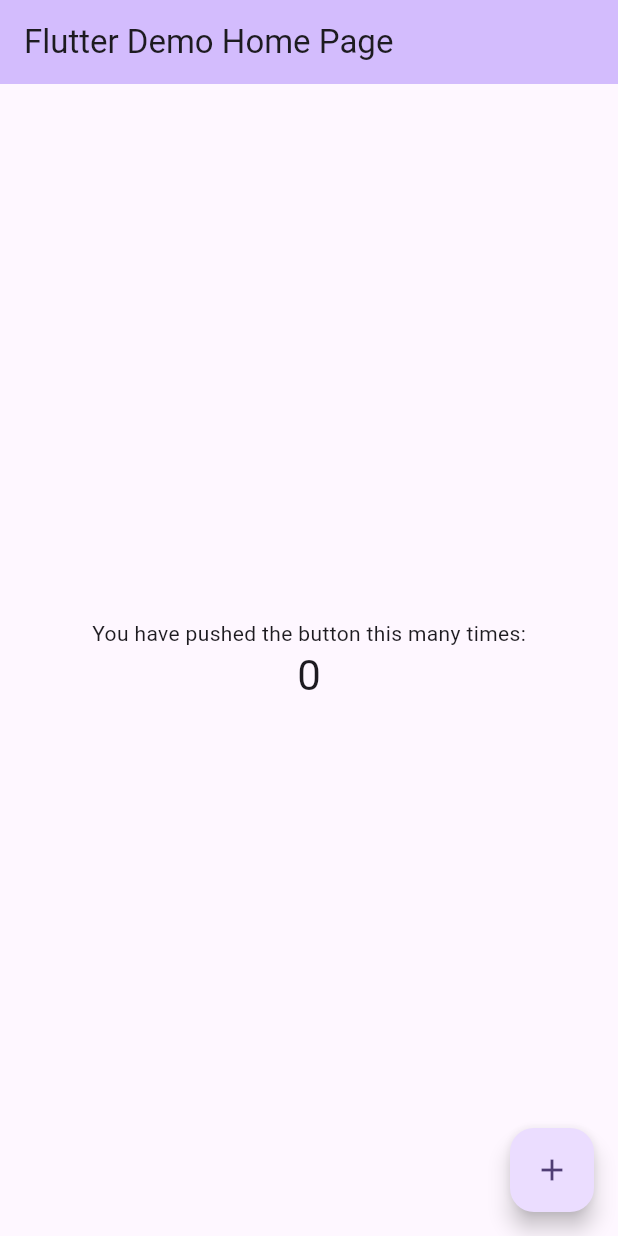
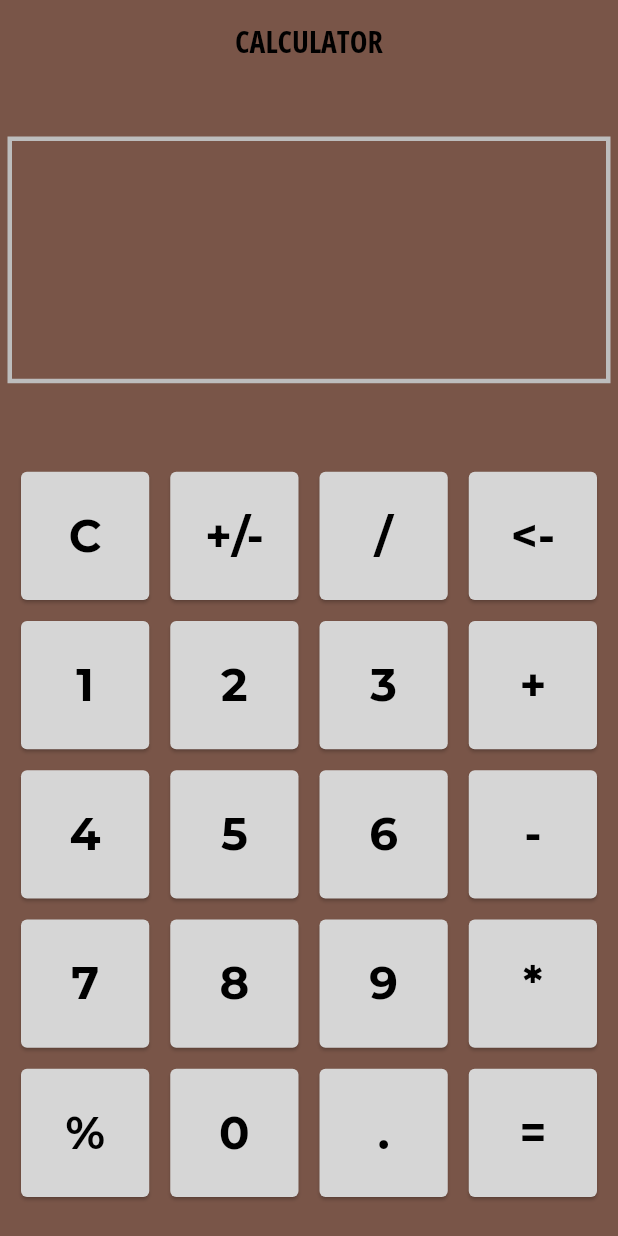
Before and after one commit to Nakiita/Calculator-flutter, a Flutter app: the screen it shows after launch, on a phone screen of 412 x 824 dp. Run offline on Flutter 3.47's test engine with Material 3 defaults, Android fonts, the phone set to English and light mode, and no system bars; our stand-ins replace math_expressions.

Commit message:
Calculator done

```diff
--- /dev/null
+++ b/lib/core/app.dart
@@ -0,0 +1,18 @@
+import 'package:calculator/core/routes/app_routes.dart';
+import 'package:calculator/themes/theme.dart';
+import 'package:flutter/material.dart';
+
+class App extends StatelessWidget {
+  const App({super.key});
+
+  @override
+  Widget build(BuildContext context) {
+    return MaterialApp(
+      debugShowCheckedModeBanner: false,
+      title: 'Calculator',
+      theme: getApplicationTheme(),
+      initialRoute: AppRoute.calculatorRoute,
+      routes: AppRoute.getApplicationRoute(),
+    );
+  }
+}
--- /dev/null
+++ b/lib/core/common/buttons_view.dart
@@ -0,0 +1,35 @@
+import 'package:flutter/material.dart';
+
+class ButtonsView extends StatelessWidget {
+  final String buttonText;
+  final Function buttonTapped;
+
+  const ButtonsView({
+    super.key,
+    required this.buttonText,
+    required this.buttonTapped,
+  });
+
+  @override
+  Widget build(BuildContext context) {
+    return InkWell(
+      onTap: () {
+        buttonTapped();
+      },
+      borderRadius: BorderRadius.circular(10.0),
+      child: Card(
+        color: Colors.grey[350],
+        child: Center(
+          child: Text(
+            buttonText,
+            style: const TextStyle(
+              fontSize: 30,
+              fontWeight: FontWeight.bold,
+              color: Colors.black,
+            ),
+          ),
+        ),
+      ), // Optional: Set border radius
+    );
+  }
+}
--- /dev/null
+++ b/lib/core/routes/app_routes.dart
@@ -0,0 +1,17 @@
+
+
+import 'package:calculator/view/calculator_view.dart';
+
+class AppRoute {
+  AppRoute._();
+
+  static String calculatorRoute = '/';
+
+
+  static getApplicationRoute() {
+    return {
+      calculatorRoute: (context) => const CalculatorView(),
+
+    };
+  }
+}
--- a/lib/main.dart
+++ b/lib/main.dart
@@ -1,125 +1,8 @@
+import 'package:calculator/core/app.dart';
 import 'package:flutter/material.dart';
 
 void main() {
-  runApp(const MyApp());
+  runApp(
+    const App(),
+  );
 }
-
-class MyApp extends StatelessWidget {
-  const MyApp({super.key});
-
-  // This widget is the root of your application.
-  @override
-  Widget build(BuildContext context) {
-    return MaterialApp(
-      title: 'Flutter Demo',
-      theme: ThemeData(
-        // This is the theme of your application.
-        //
-        // TRY THIS: Try running your application with "flutter run". You'll see
-        // the application has a purple toolbar. Then, without quitting the app,
-        // try changing the seedColor in the colorScheme below to Colors.green
-        // and then invoke "hot reload" (save your changes or press the "hot
-        // reload" button in a Flutter-supported IDE, or press "r" if you used
-        // the command line to start the app).
-        //
-        // Notice that the counter didn't reset back to zero; the application
-        // state is not lost during the reload. To reset the state, use hot
-        // restart instead.
-        //
-        // This works for code too, not just values: Most code changes can be
-        // tested with just a hot reload.
-        colorScheme: ColorScheme.fromSeed(seedColor: Colors.deepPurple),
-        useMaterial3: true,
-      ),
-      home: const MyHomePage(title: 'Flutter Demo Home Page'),
-    );
-  }
-}
-
-class MyHomePage extends StatefulWidget {
-  const MyHomePage({super.key, required this.title});
-
-  // This widget is the home page of your application. It is stateful, meaning
-  // that it has a State object (defined below) that contains fields that affect
-  // how it looks.
-
-  // This class is the configuration for the state. It holds the values (in this
-  // case the title) provided by the parent (in this case the App widget) and
-  // used by the build method of the State. Fields in a Widget subclass are
-  // always marked "final".
-
-  final String title;
-
-  @override
-  State<MyHomePage> createState() => _MyHomePageState();
-}
-
-class _MyHomePageState extends State<MyHomePage> {
-  int _counter = 0;
-
-  void _incrementCounter() {
-    setState(() {
-      // This call to setState tells the Flutter framework that something has
-      // changed in this State, which causes it to rerun the build method below
-      // so that the display can reflect the updated values. If we changed
-      // _counter without calling setState(), then the build method would not be
-      // called again, and so nothing would appear to happen.
-      _counter++;
-    });
-  }
-
-  @override
-  Widget build(BuildContext context) {
-    // This method is rerun every time setState is called, for instance as done
-    // by the _incrementCounter method above.
-    //
-    // The Flutter framework has been optimized to make rerunning build methods
-    // fast, so that you can just rebuild anything that needs updating rather
-    // than having to individually change instances of widgets.
-    return Scaffold(
-      appBar: AppBar(
-        // TRY THIS: Try changing the color here to a specific color (to
-        // Colors.amber, perhaps?) and trigger a hot reload to see the AppBar
-        // change color while the other colors stay the same.
-        backgroundColor: Theme.of(context).colorScheme.inversePrimary,
-        // Here we take the value from the MyHomePage object that was created by
-        // the App.build method, and use it to set our appbar title.
-        title: Text(widget.title),
-      ),
-      body: Center(
-        // Center is a layout widget. It takes a single child and positions it
-        // in the middle of the parent.
-        child: Column(
-          // Column is also a layout widget. It takes a list of children and
-          // arranges them vertically. By default, it sizes itself to fit its
-          // children horizontally, and tries to be as tall as its parent.
-          //
-          // Column has various properties to control how it sizes itself and
-          // how it positions its children. Here we use mainAxisAlignment to
-          // center the children vertically; the main axis here is the vertical
-          // axis because Columns are vertical (the cross axis would be
-          // horizontal).
-          //
-          // TRY THIS: Invoke "debug painting" (choose the "Toggle Debug Paint"
-          // action in the IDE, or press "p" in the console), to see the
-          // wireframe for each widget.
-          mainAxisAlignment: MainAxisAlignment.center,
-          children: <Widget>[
-            const Text(
-              'You have pushed the button this many times:',
-            ),
-            Text(
-              '$_counter',
-              style: Theme.of(context).textTheme.headlineMedium,
-            ),
-          ],
-        ),
-      ),
-      floatingActionButton: FloatingActionButton(
-        onPressed: _incrementCounter,
-        tooltip: 'Increment',
-        child: const Icon(Icons.add),
-      ), // This trailing comma makes auto-formatting nicer for build methods.
-    );
-  }
-}
--- /dev/null
+++ b/lib/themes/theme.dart
@@ -0,0 +1,23 @@
+import 'package:flutter/material.dart';
+
+ThemeData getApplicationTheme() {
+  return ThemeData(
+    useMaterial3: false,
+    primarySwatch: Colors.brown,
+    scaffoldBackgroundColor: Colors.brown,
+    fontFamily: 'Montserrat-Bold',
+    elevatedButtonTheme: ElevatedButtonThemeData(
+      style: ElevatedButton.styleFrom(
+        textStyle: const TextStyle(
+            fontSize: 18,
+            color: Colors.red,
+            fontWeight: FontWeight.w500,
+            fontFamily: 'OpenSans_Condensed-Bold'),
+        backgroundColor: Colors.grey,
+        shape: RoundedRectangleBorder(
+          borderRadius: BorderRadius.circular(5),
+        ),
+      ),
+    ),
+  );
+}
--- /dev/null
+++ b/lib/view/calculator_view.dart
@@ -0,0 +1,195 @@
+import 'package:calculator/core/common/buttons_view.dart';
+import 'package:flutter/material.dart';
+import 'package:math_expressions/math_expressions.dart';
+
+class CalculatorView extends StatefulWidget {
+  const CalculatorView({super.key});
+
+  @override
+  State<CalculatorView> createState() => _CalculatorViewState();
+}
+
+class _CalculatorViewState extends State<CalculatorView> {
+  var userQuestion = '';
+  var result = '';
+
+  final List<String> buttons = [
+    'C',
+    '+/-',
+    '/',
+    '<-',
+    '1',
+    '2',
+    '3',
+    '+',
+    '4',
+    '5',
+    '6',
+    '-',
+    '7',
+    '8',
+    '9',
+    '*',
+    '%',
+    '0',
+    '.',
+    '=',
+  ];
+
+  @override
+  Widget build(BuildContext context) {
+    return Scaffold(
+      appBar: AppBar(
+        elevation: 0,
+        title: const Center(
+          child: Text(
+            'CALCULATOR',
+            style: TextStyle(
+                fontFamily: "OpenSans_Condensed-Bold", color: Colors.black),
+          ),
+        ),
+        automaticallyImplyLeading: false,
+      ),
+      body: Column(
+        children: [
+          const SizedBox(
+            height: 30,
+          ),
+          Expanded(
+            child: Padding(
+              padding: const EdgeInsets.all(5.0),
+              child: Container(
+                width: double.infinity,
+                decoration: BoxDecoration(
+                  border: Border.all(
+                    color: Colors.grey.shade400,
+                    width: 3.0,
+                  ),
+                ),
+                child: Column(
+                  mainAxisAlignment: MainAxisAlignment.center,
+                  children: [
+                    Container(
+                      alignment: Alignment.centerRight,
+                      margin: const EdgeInsets.only(right: 20),
+                      child: Text(
+                        userQuestion,
+                        style: const TextStyle(
+                          fontSize: 30,
+                          fontWeight: FontWeight.bold,
+                          color: Colors.black,
+                        ),
+                      ),
+                    ),
+                    Container(
+                      alignment: Alignment.centerRight,
+                      margin: const EdgeInsets.only(right: 20),
+                      child: Text(
+                        result,
+                        style: const TextStyle(
+                          fontSize: 35,
+                          fontWeight: FontWeight.bold,
+                          color: Colors.black,
+                        ),
+                      ),
+                    ),
+                  ],
+                ),
+              ),
+            ),
+          ),
+          const SizedBox(
+            height: 40,
+          ),
+          Expanded(
+            flex: 3,
+            child: GridView.builder(
+              padding: const EdgeInsets.all(10),
+              gridDelegate: const SliverGridDelegateWithFixedCrossAxisCount(
+                crossAxisCount: 4,
+                crossAxisSpacing: 6,
+                mainAxisSpacing: 6,
+              ),
+              itemCount: buttons.length,
+              itemBuilder: (BuildContext context, int index) {
+                // clear button
+                if (index == 0) {
+                  return ButtonsView(
+                    buttonText: buttons[index],
+                    buttonTapped: () {
+                      setState(() {
+                        userQuestion = '';
+                        result = '';
+                      });
+                    },
+                  );
+                }
+                // delete button
+                else if (index == 3) {
+                  return ButtonsView(
+                    buttonText: buttons[index],
+                    buttonTapped: () {
+                      setState(() {
+                        userQuestion =
+                            userQuestion.substring(0, userQuestion.length - 1);
+                      });
+                    },
+                  );
+                }
+                // equal button
+                else if (index == buttons.length - 1) {
+                  return ButtonsView(
+                    buttonText: buttons[index],
+                    buttonTapped: () {
+                      setState(() {
+                        result = calculate();
+                      });
+                    },
+                  );
+                }
+                // number or decimal point button
+                else if (index >= 4 && index <= 18) {
+                  return ButtonsView(
+                    buttonText: buttons[index],
+                    buttonTapped: () {
+                      setState(() {
+                        // If the result is not empty, clear both userQuestion and result
+                        if (result.isNotEmpty) {
+                          userQuestion = '';
+                          result = '';
+                        }
+                        userQuestion += buttons[index];
+                      });
+                    },
+                  );
+                }
+                // rest of the buttons
+                return ButtonsView(
+                  buttonText: buttons[index],
+                  buttonTapped: () {
+                    setState(() {
+                      userQuestion += buttons[index];
+                    });
+                  },
+                );
+              },
+            ),
+          ),
+        ],
+      ),
+    );
+  }
+
+  String calculate() {
+    try {
+      var exp = Parser().parse(userQuestion);
+      var evaluation = exp.evaluate(EvaluationType.REAL, ContextModel());
+      if (evaluation % 1 == 0) {
+        return evaluation.toInt().toString();
+      }
+      return evaluation.toString();
+    } catch (e) {
+      return "Error";
+    }
+  }
+}
```
Also changed, not shown: pubspec.yaml (+15 -13 lines), assets/fonts/Montserrat-Bold.ttf (added), assets/fonts/Montserrat-BoldItalic.ttf (added), assets/fonts/OpenSans_Condensed-Bold.ttf (added), assets/fonts/OpenSans_Condensed-BoldItalic.ttf (added), pubspec.lock, 1 other file.
